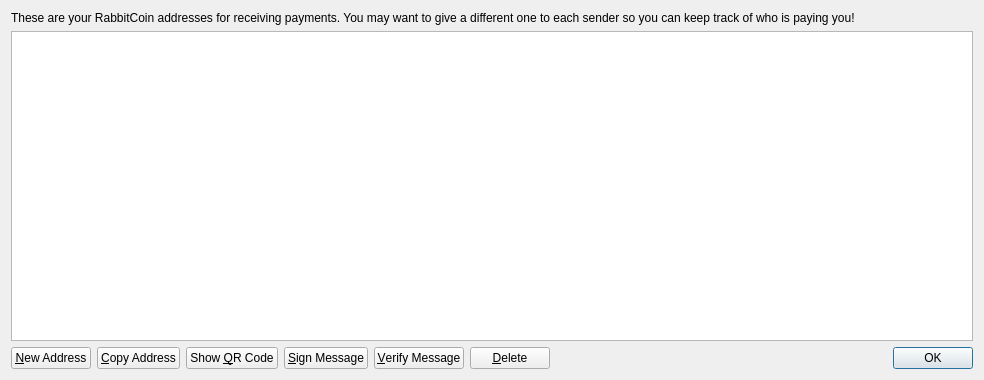
This is src/qt/forms/addressbookpage.ui in educoinfoundation/educoin-foundation as Qt 5 draws it before an edit. The edited form follows.
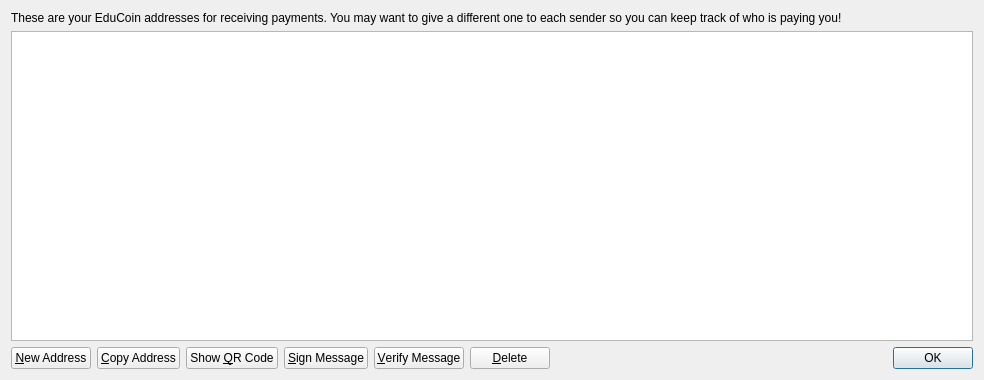
This is the edited form.

What changed in the file:
```diff
--- a/src/qt/forms/addressbookpage.ui
+++ b/src/qt/forms/addressbookpage.ui
@@ -17,7 +17,7 @@
    <item>
     <widget class="QLabel" name="labelExplanation">
      <property name="text">
-      <string>These are your RabbitCoin addresses for receiving payments. You may want to give a different one to each sender so you can keep track of who is paying you!</string>
+      <string>These are your EduCoin addresses for receiving payments. You may want to give a different one to each sender so you can keep track of who is paying you!</string>
      </property>
      <property name="textFormat">
       <enum>Qt::PlainText</enum>
```
Left out of the diff: 4 changed lines with no effect on the pictures.
